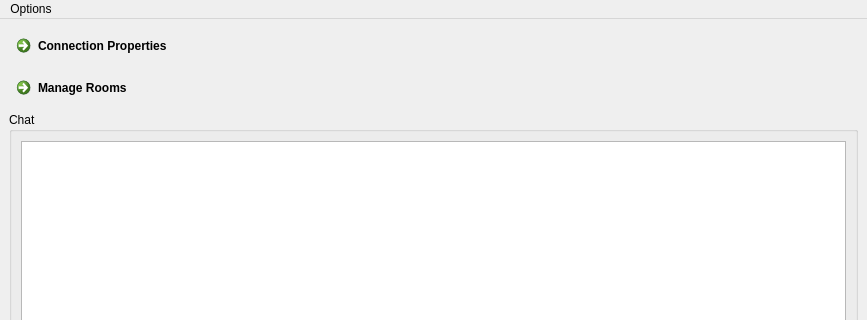
First picture: the form in src/mainwindow.ui, repository Hugo-NF/TR1-Chat, before the edit; both pictures show x 0 to 867 and y 0 to 320 of the 867 by 598 pixel window.
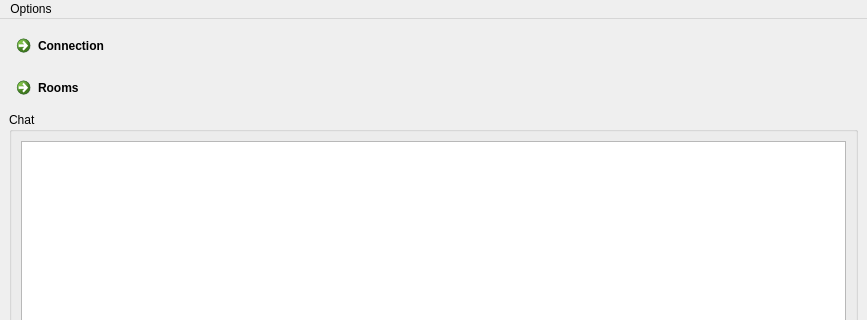
Second picture: the form after the edit.

Commit message: Minor adjustments to screens. Some objects renamed. Interface with GUI started to be defined

Diff of the .ui file:
```diff
--- a/src/mainwindow.ui
+++ b/src/mainwindow.ui
@@ -21,14 +21,14 @@
     <item>
      <widget class="QCommandLinkButton" name="connectionButton">
       <property name="text">
-       <string>Connection Properties</string>
+       <string>Connection</string>
       </property>
      </widget>
     </item>
     <item>
      <widget class="QCommandLinkButton" name="roomsButton">
       <property name="text">
-       <string>Manage Rooms</string>
+       <string>Rooms</string>
       </property>
      </widget>
     </item>
```
Left out of the diff: 3 changed lines with no effect on the pictures. The commit also changes 4 other files.
